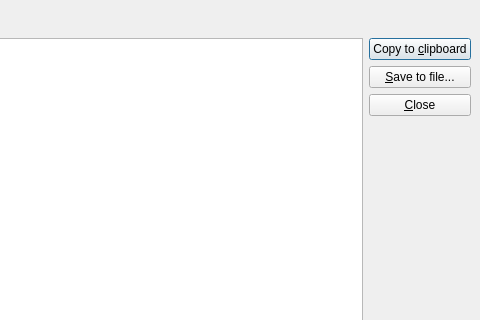
Above: trunk/netek_logviewer.ui from BackupTheBerlios/netek-svn before the change; both pictures show x 458 to 938 and y 0 to 320 of the 938 by 610 pixel window. Below: the same form after it.
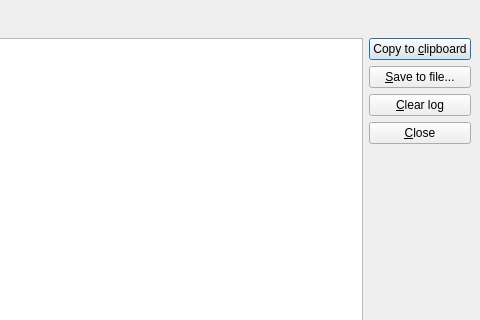
That is the form after the change.

```diff
--- a/trunk/netek_logviewer.ui
+++ b/trunk/netek_logviewer.ui
@@ -154,6 +154,13 @@
          </property>
         </widget>
        </item>
+       <item>
+        <widget class="QPushButton" name="clearLog" >
+         <property name="text" >
+          <string>&amp;Clear log</string>
+         </property>
+        </widget>
+       </item>
        <item>
         <widget class="QPushButton" name="close" >
          <property name="text" >
```
